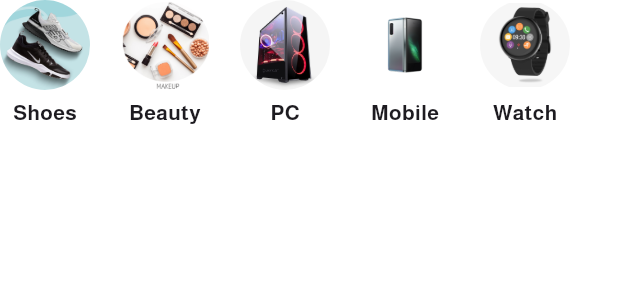
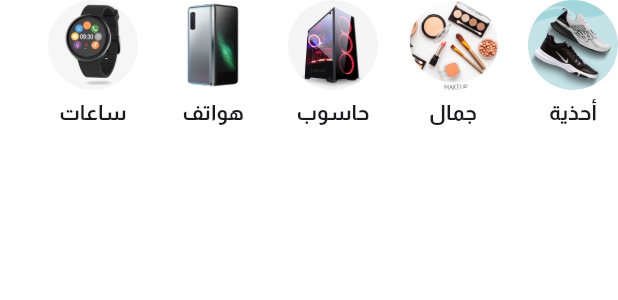
Before and after one commit to E-commerce-CS22/Flutter-app, a Flutter app: the Categories widget shown alone on an empty page, opened directly, on a phone screen of 412 x 824 dp. Shown: the top 300 px of the screen. Run offline on Flutter 3.47's test engine with Material 3 defaults, Android fonts, the phone set to English and light mode, and no system bars; our stand-ins replace curved_navigation_bar, dartz, dash_chat_2, dio, flutter_bloc, flutter_gemini and 5 more; accounts and stored records are empty; network calls fail; project files that could hold a hidden picture were left out.

Commit message:
Add categories to home page

```diff
--- a/lib/features/home/presentation/pages/Home/home_page.dart
+++ b/lib/features/home/presentation/pages/Home/home_page.dart
@@ -40,7 +40,7 @@ class _MainPageState extends State<MainPage> {
               currentSlide: currentSlide,
             ),
             const SizedBox(height: 20,),
-            // const Categories(),
+            const Categories(),
           ],
         ),
       ),
--- a/lib/features/home/presentation/pages/Home/models/category.dart
+++ b/lib/features/home/presentation/pages/Home/models/category.dart
@@ -9,9 +9,9 @@ class Category {
 }
 
 final List<Category> categories = [
-  Category(title: "Shoes", image: "assets/temp/shoes.jpg"),
-  Category(title: "Beauty", image: "assets/temp/beauty.png"),
-  Category(title: "PC", image: "assets/temp/pc.jpg"),
-  Category(title: "Mobile", image: "assets/temp/mobile.jpg"),
-  Category(title: "Watch", image: "assets/temp/watch.png"),
+  Category(title: "أحذية", image: "assets/temp/shoes.jpg"),
+  Category(title: "جمال", image: "assets/temp/beauty.png"),
+  Category(title: "حاسوب", image: "assets/temp/pc.jpg"),
+  Category(title: "هواتف", image: "assets/temp/mobile.jpg"),
+  Category(title: "ساعات", image: "assets/temp/watch.png"), // تم تغيير "Watch" إلى "ساعات"
 ];
--- a/lib/features/home/presentation/pages/Home/widgets/categories.dart
+++ b/lib/features/home/presentation/pages/Home/widgets/categories.dart
@@ -12,6 +12,8 @@ class Categories extends StatelessWidget {
       height: 90,
       child: ListView.separated(
         scrollDirection: Axis.horizontal,
+        reverse: true, // عكس ترتيب العناصر
+        itemCount: categories.length,
         itemBuilder: (context, index) {
           return Column(
             children: [
@@ -21,9 +23,8 @@ class Categories extends StatelessWidget {
                 decoration: BoxDecoration(
                   shape: BoxShape.circle,
                   image: DecorationImage(
-                    image: AssetImage(
-                      categories[index].image,
-                    ),
+                    image: AssetImage(categories[index].image),
+                    fit: BoxFit.cover, // التأكد من أن الصورة تملأ المساحة
                   ),
                 ),
               ),
@@ -37,8 +38,7 @@ class Categories extends StatelessWidget {
             ],
           );
         },
-        separatorBuilder: (context, index) => const SizedBox(width: 20),
-        itemCount: categories.length,
+        separatorBuilder: (context, index) => const SizedBox(width: 20), // تعديل المسافة هنا
       ),
     );
   }
--- a/pubspec.yaml
+++ b/pubspec.yaml
@@ -41,6 +41,7 @@ flutter:
     - assets/vectors/
     - assets/images/
     - assets/temp/
+    - assets/temp/beauty.png
 
 
 
```
